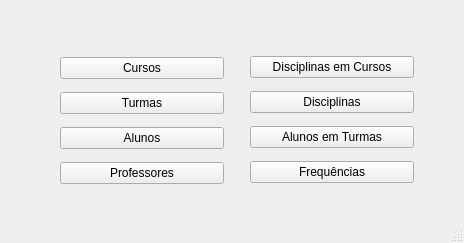
jviriato/fbdqt, file view/main.ui: the form before one commit.
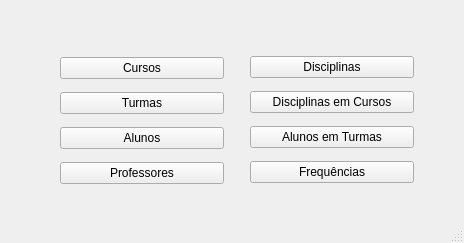
The form after the commit.

Commit message: ui curso_has_disciplina

Patch:
```diff
--- a/view/main.ui
+++ b/view/main.ui
@@ -65,16 +65,16 @@
     </property>
     <layout class="QVBoxLayout" name="verticalLayout_2">
      <item>
-      <widget class="QPushButton" name="btnCurso_has_Disciplinas">
+      <widget class="QPushButton" name="btnDisciplinas">
        <property name="text">
-        <string>Disciplinas em Cursos</string>
+        <string>Disciplinas</string>
        </property>
       </widget>
      </item>
      <item>
-      <widget class="QPushButton" name="btnDisciplinas">
+      <widget class="QPushButton" name="btnCurso_has_Disciplinas">
        <property name="text">
-        <string>Disciplinas</string>
+        <string>Disciplinas em Cursos</string>
        </property>
       </widget>
      </item>
```
The commit also changes 3 other files.
